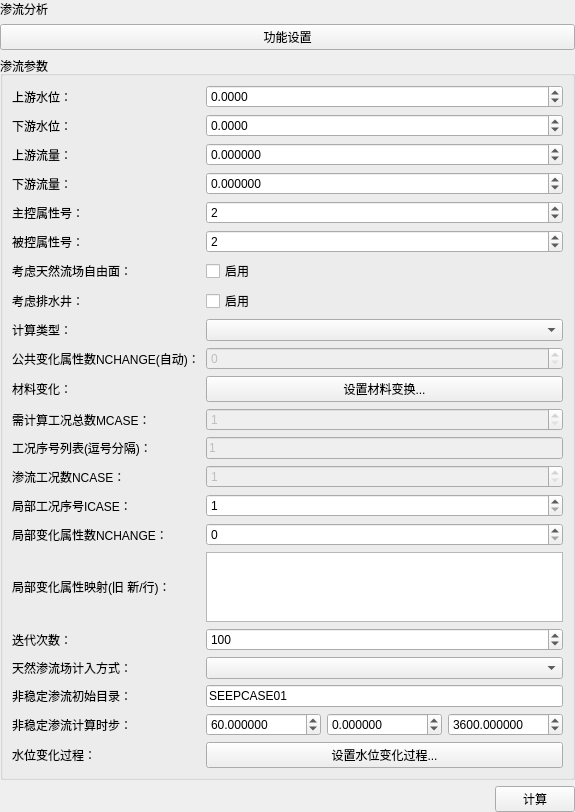
The window that plugins/Base_Slover/SeepageWidget.ui (asd977/base_cae) describes before a commit, drawn with Qt 5.
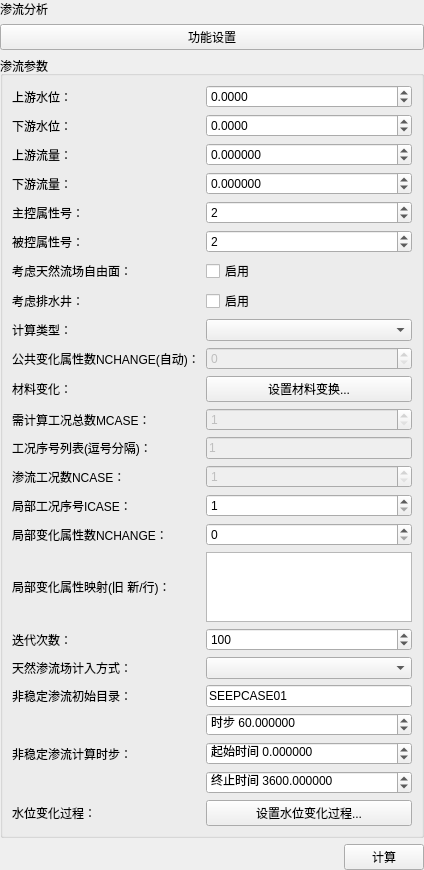
The same window after the commit.

Commit message: 修正时步输入布局及HWDROP输出目录

```diff
--- a/plugins/Base_Slover/SeepageWidget.ui
+++ b/plugins/Base_Slover/SeepageWidget.ui
@@ -394,7 +394,7 @@
        </widget>
       </item>
       <item row="20" column="1">
-       <layout class="QHBoxLayout" name="horizontalLayoutTimeSteps">
+       <layout class="QVBoxLayout" name="verticalLayoutTimeSteps">
         <item>
          <widget class="QDoubleSpinBox" name="spinDt">
           <property name="decimals">
@@ -409,6 +409,9 @@
           <property name="value">
            <double>60.000000000000000</double>
           </property>
+          <property name="prefix">
+           <string>时步 </string>
+          </property>
          </widget>
         </item>
         <item>
@@ -425,6 +428,9 @@
           <property name="value">
            <double>0.000000000000000</double>
           </property>
+          <property name="prefix">
+           <string>起始时间 </string>
+          </property>
          </widget>
         </item>
         <item>
@@ -441,6 +447,9 @@
           <property name="value">
            <double>3600.000000000000000</double>
           </property>
+          <property name="prefix">
+           <string>终止时间 </string>
+          </property>
          </widget>
         </item>
        </layout>
```
The commit also changes 1 other file.
